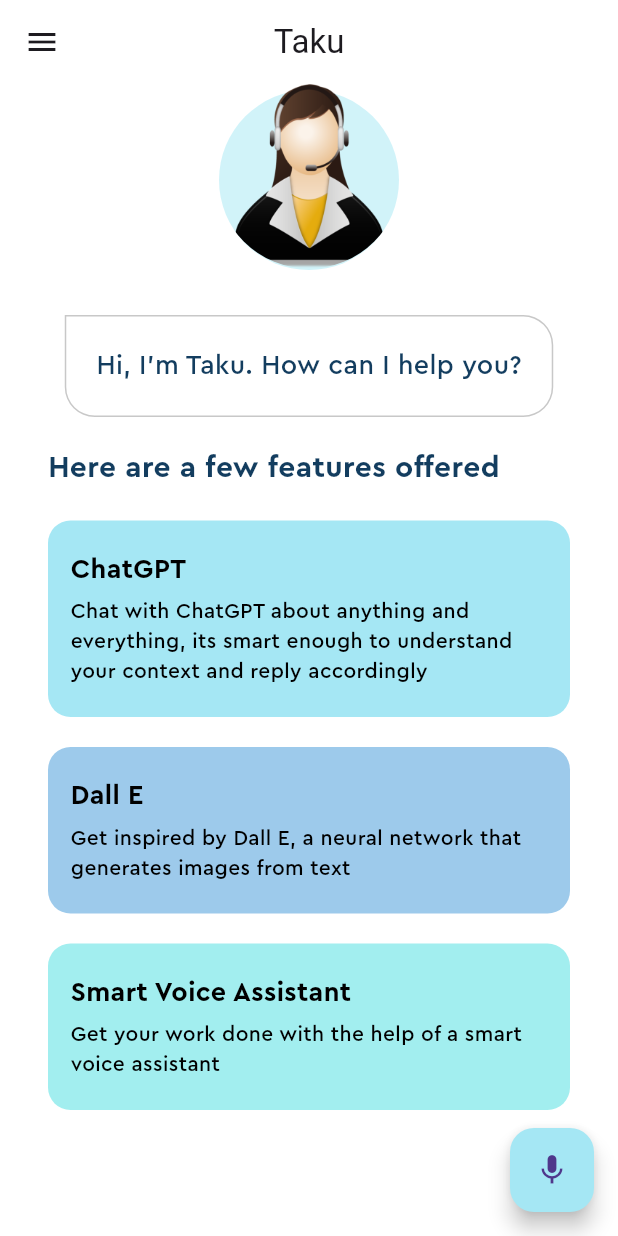
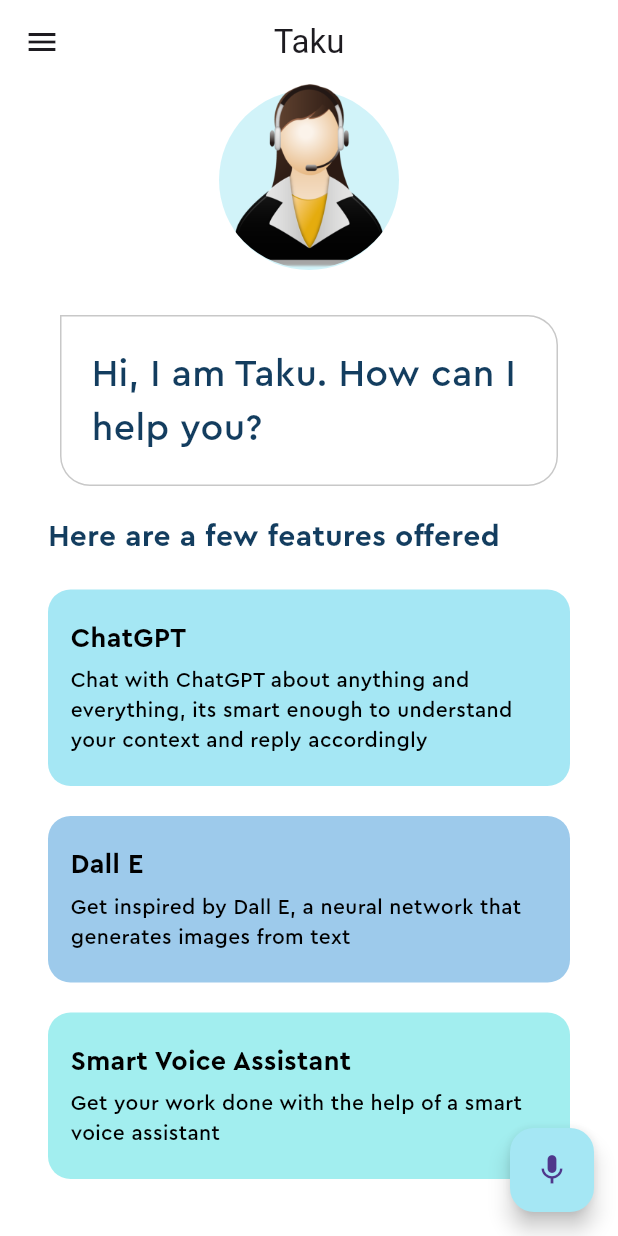
Before and after one commit to Takudzwamz/taku, a Flutter app: the screen it shows after launch, after a tap on the "mic" icon, on a phone screen of 412 x 824 dp. Run offline on Flutter 3.47's test engine with Material 2 defaults, Android fonts, the phone set to English and light mode, and no system bars; our stand-ins replace animate_do, flutter_tts, speech_to_text.

Commit message:
Finished preliminary app

```diff
--- a/lib/home_page.dart
+++ b/lib/home_page.dart
@@ -1,4 +1,6 @@
+import 'package:animate_do/animate_do.dart';
 import 'package:flutter/material.dart';
+import 'package:flutter_tts/flutter_tts.dart';
 import 'package:taku/feature_box.dart';
 import 'package:taku/openai_service.dart';
 import 'package:taku/pallete.dart';
@@ -14,13 +16,23 @@
 
 class _HomePageState extends State<HomePage> {
   final speechToText = SpeechToText();
+  final FlutterTts flutterTts = FlutterTts();
+
   String lastWords = '';
   final OpenAIService openAIService = OpenAIService();
+  String? generatedContent;
+  String? generatedImageUrl;
 
   @override
   void initState() {
     super.initState();
     initSpeechToText();
+    initTextToSpeech();
+  }
+
+  Future<void> initTextToSpeech() async {
+    await flutterTts.setSharedInstance(true);
+    setState(() {});
   }
 
   Future<void> initSpeechToText() async {
@@ -51,17 +63,24 @@
     });
   }
 
+  Future<void> systemSpeak(String content) async {
+    await flutterTts.speak(content);
+  }
+
   @override
   void dispose() {
     super.dispose();
     speechToText.stop();
+    flutterTts.stop();
   }
+
+
 
   @override
   Widget build(BuildContext context) {
     return Scaffold(
         appBar: AppBar(
-          title: const Text('Taku'),
+          title: Bounce(child: const Text('Taku')),
           leading: const Icon(Icons.menu),
           centerTitle: true,
         ),
@@ -90,7 +109,9 @@
                 )
               ]),
               // CHAT BUBBLE
-              Container(
+              Visibility(
+                visible: generatedImageUrl == null,
+                child: Container(
                   padding:
                       const EdgeInsets.symmetric(horizontal: 20, vertical: 10),
                   margin: const EdgeInsets.symmetric(horizontal: 40)
@@ -100,19 +121,32 @@
                       borderRadius: BorderRadius.circular(20).copyWith(
                         topLeft: const Radius.circular(0),
                       )),
-                child: const Padding(
-                  padding: EdgeInsets.symmetric(vertical: 10.0),
+                  child:  Padding(
+                    padding: const EdgeInsets.symmetric(vertical: 10.0),
                     child: Text(
-                    'Hi, I\'m Taku. How can I help you?',
+                      generatedContent == null
+                          ? 'Hi, I am Taku. How can I help you?'
+                          : generatedContent!,
                       style: TextStyle(
                         fontFamily: 'Cera Pro',
                         color: Pallete.mainFontColor,
-                        fontSize: 18),
+                        fontSize: generatedContent == null ? 25 : 18,
                       ),
                     ),
                   ),
+                ),
+              ),
+              // CHAT BUBBLE IMAGE
+              if(generatedImageUrl !=null) Padding(
+                padding: const EdgeInsets.all(15.0),
+                child: ClipRRect(
+                  borderRadius: BorderRadius.circular(20),
+                  child: Image.network(generatedImageUrl!)),
+              ),
               // COMMANDS TEXT
-              Container(
+              Visibility(
+                visible: generatedContent == null && generatedImageUrl == null,
+                child: Container(
                   padding: const EdgeInsets.all(10),
                   margin: const EdgeInsets.only(top: 10, left: 22),
                   alignment: Alignment.centerLeft,
@@ -125,8 +159,11 @@
                         fontWeight: FontWeight.bold),
                   ),
                 ),
+              ),
               // FEATURES LIST
-              Column(
+              Visibility(
+                visible: generatedContent == null && generatedImageUrl == null,
+                child: Column(
                   children: const [
                     FeatureBox(
                       color: Pallete.firstSuggestionBoxColor,
@@ -148,6 +185,7 @@
                     ),
                   ],
                 ),
+              ),
             ],
           ),
         ),
@@ -158,14 +196,25 @@
               await startListening();
             } else if (speechToText.isListening) {
               final speech = await openAIService.isArtPromptAPI(lastWords);
-              print(speech);
+              if (speech.contains('https')) {
+                generatedImageUrl = speech;
+                generatedContent = null;
+                setState(() {});
+              } else {
+                generatedImageUrl = null;
+                generatedContent = speech;
+                setState(() {});
+                await systemSpeak(speech);
+              }
               await stopListening();
             } else {
               initSpeechToText();
             }
           },
           backgroundColor: Pallete.firstSuggestionBoxColor,
-          child: const Icon(Icons.mic),
-        ));
+          child:  Icon(
+            speechToText.isListening ? Icons.stop : Icons.mic),
+        )
+        );
   }
 }
--- a/pubspec.yaml
+++ b/pubspec.yaml
@@ -37,6 +37,8 @@
   cupertino_icons: ^1.0.2
   speech_to_text: ^6.1.1
   http: ^0.13.5
+  flutter_tts: ^3.6.3
+  animate_do: ^3.0.2
 
 dev_dependencies:
   flutter_test:
```
Also changed, not shown: lib/openai_service.dart (+28 -1 lines), pubspec.lock, 4 other files. Lines whose indentation alone changed are shown as unchanged.
